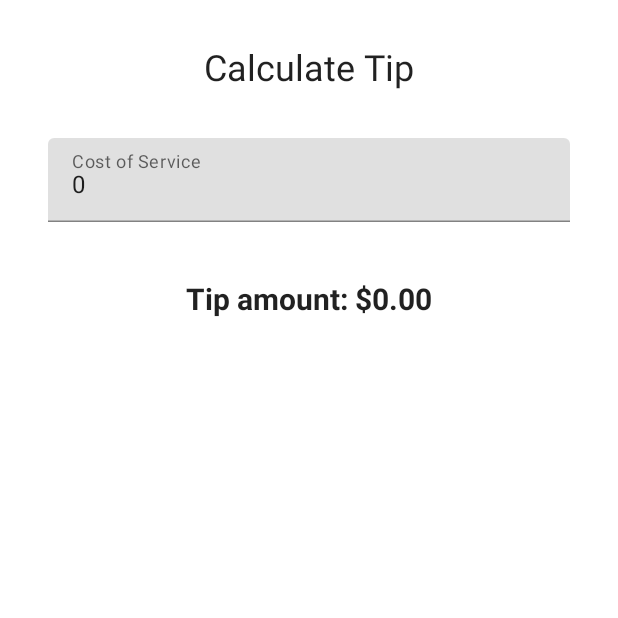
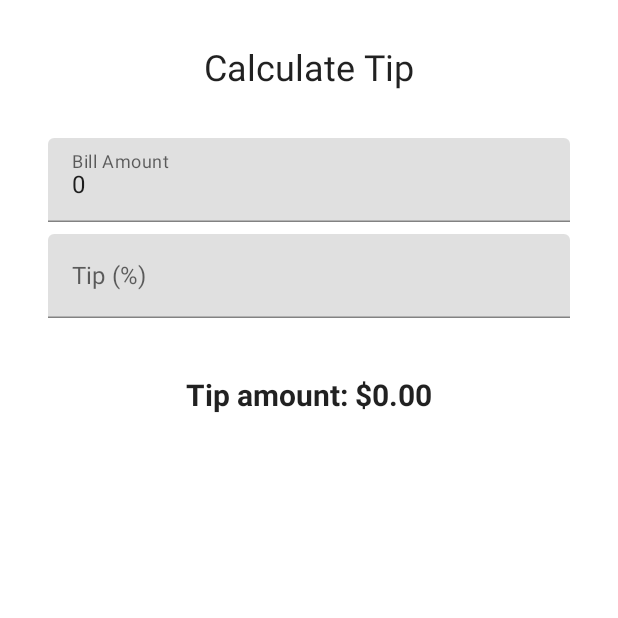
Before and after one commit to jkwon-dev/tip_time, an Android app built with Jetpack Compose: the screen it shows after launch (MainActivity), on a phone screen of 412 x 824 dp, the top half of it. Run offline under Robolectric (Android 15) with nearby library versions, the phone set to English and light mode, and no system bars.

Commit message:
Add a tip percentage text field

```diff
--- a/app/src/main/java/com/example/tip_time/MainActivity.kt
+++ b/app/src/main/java/com/example/tip_time/MainActivity.kt
@@ -3,6 +3,7 @@ package com.example.tip_time
 import android.os.Bundle
 import androidx.activity.ComponentActivity
 import androidx.activity.compose.setContent
+import androidx.annotation.StringRes
 import androidx.compose.foundation.layout.*
 import androidx.compose.foundation.text.KeyboardOptions
 import androidx.compose.material.MaterialTheme
@@ -21,8 +22,8 @@ import androidx.compose.ui.unit.sp
 import com.example.tip_time.ui.theme.Tip_timeTheme
 import androidx.compose.runtime.getValue
 import androidx.compose.runtime.setValue
-import androidx.compose.ui.text.font.Font
 import androidx.compose.ui.text.font.FontWeight
+import androidx.compose.ui.text.input.ImeAction
 import androidx.compose.ui.text.input.KeyboardType
 import java.text.NumberFormat
 
@@ -47,9 +48,12 @@ class MainActivity : ComponentActivity() {
 @Composable
 fun TipTimeScreen() {
     var amountInput by remember { mutableStateOf("0") }
+    var tipInput by remember { mutableStateOf("") }
 
     val amount = amountInput.toDoubleOrNull() ?: 0.0   //null이면 0.0으로 ?: Elvis 연산자
-    val tip = calculateTip(amount)
+    val tipPercent = tipInput.toDoubleOrNull() ?: 0.0
+    val tip = calculateTip(amount, tipPercent)
+
 
     Column(
         modifier = Modifier.padding(32.dp),
@@ -62,8 +66,22 @@ fun TipTimeScreen() {
         )
         Spacer(modifier = Modifier.height(16.dp))
         EditNumberField(
+            label = R.string.bill_amount,
+            keyboardOptions = KeyboardOptions(
+                    keyboardType = KeyboardType.Number,
+                    imeAction = ImeAction.Next
+            ),
             value = amountInput,
             onValueChange = { amountInput = it}
+        )
+        EditNumberField(
+            label = R.string.how_was_the_service,
+            keyboardOptions = KeyboardOptions(
+                keyboardType = KeyboardType.Number,
+                imeAction = ImeAction.Done
+            ),
+            value = tipInput,
+            onValueChange = { tipInput = it}
         )
         Spacer(modifier = Modifier.height(24.dp))
         Text(
@@ -77,16 +95,19 @@ fun TipTimeScreen() {
 
 @Composable
 fun EditNumberField(
+    @StringRes label: Int,            //label 매개변수가 문자열 리소스 참조여야 함을 나타내기 위해
+    keyboardOptions: KeyboardOptions,
     value: String,
-    onValueChange: (String) -> Unit
+    onValueChange: (String) -> Unit,
+    modifier: Modifier = Modifier
 ) {
     TextField(
         value = value,
         onValueChange = onValueChange,
-        label = { Text(text = stringResource(id = R.string.cost_of_service))},
+        label = { Text(text = stringResource(id = label))},
         modifier = Modifier.fillMaxWidth(),
         singleLine = true,    //여러 줄에서 가로로 스크롤 가능한 하나의 줄로 압축됨.
-        keyboardOptions = KeyboardOptions(keyboardType = KeyboardType.Number)
+        keyboardOptions = keyboardOptions
     )
 }
 
--- a/app/src/main/res/values/strings.xml
+++ b/app/src/main/res/values/strings.xml
@@ -1,6 +1,8 @@
 <resources>
     <string name="app_name">tip_time</string>
     <string name="calculate_tip">Calculate Tip</string>
-    <string name="cost_of_service">Cost of Service</string>
+    <string name="bill_amount">Bill Amount</string>
     <string name="tip_amount">Tip amount: %s</string>
+    <string name="how_was_the_service">Tip (%)</string>
+    <string name="round_up_tip">Round up tip?</string>
 </resources>
```
